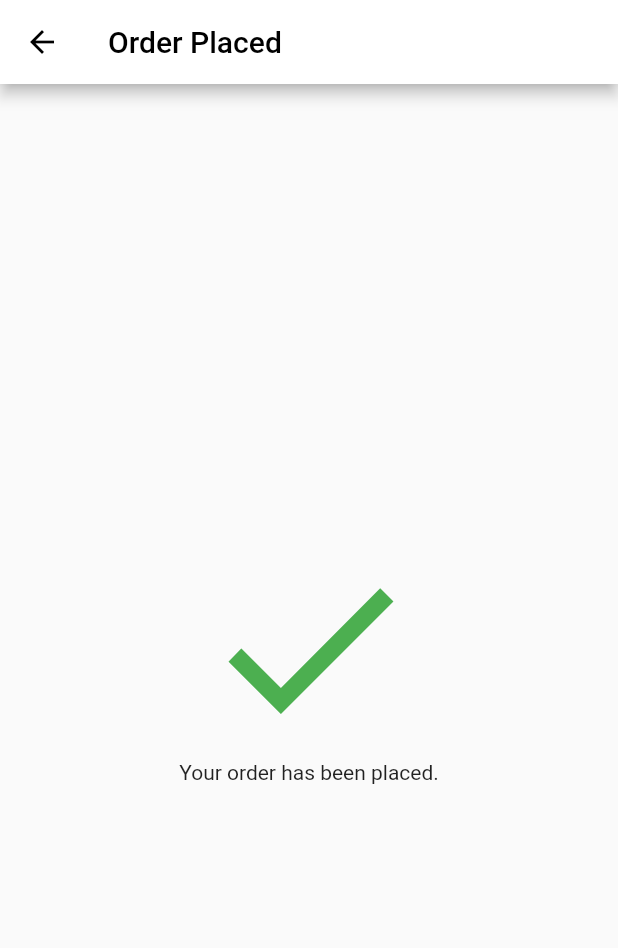
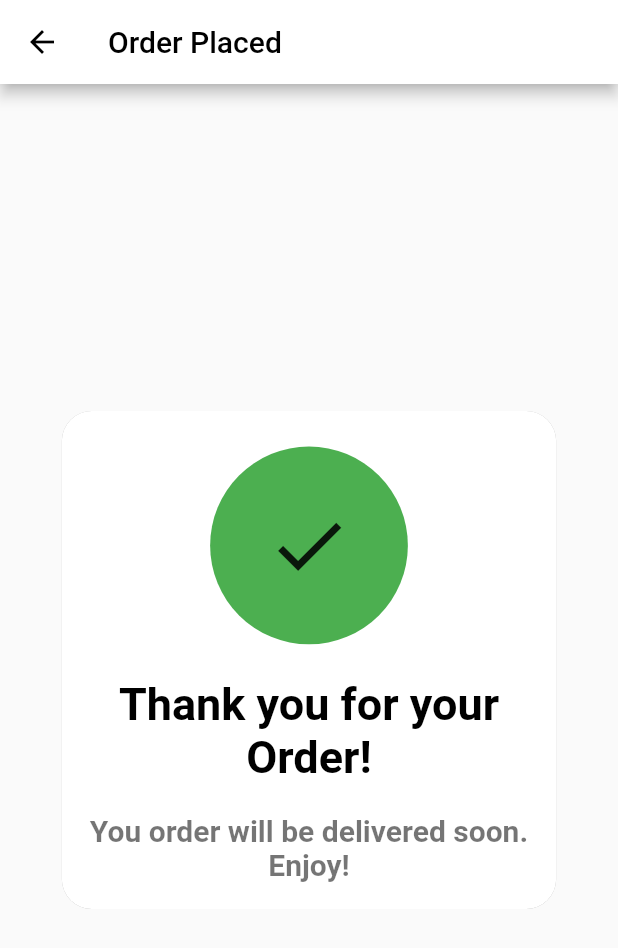
Before and after one commit to hasibulkabiremon/Ecommerce-user, a Flutter app: the OrderSuccessfulPage screen opened by its route, on a phone screen of 412 x 824 dp. Shown: the top 948 px of the screen. Run offline on Flutter 3.47's test engine with Material 2 defaults, Android fonts, the phone set to English and light mode, and no system bars; our stand-ins replace cached_network_image, cloud_firestore, connectivity_plus, firebase_auth, firebase_core, firebase_messaging and 7 more; accounts and stored records are empty.

```diff
--- a/lib/pages/order_successful_page.dart
+++ b/lib/pages/order_successful_page.dart
@@ -2,27 +2,169 @@ import 'package:flutter/material.dart';
 
 class OrderSuccessfulPage extends StatelessWidget {
   static const String routeName = '/successful';
+
   const OrderSuccessfulPage({Key? key}) : super(key: key);
 
   @override
   Widget build(BuildContext context) {
     return Scaffold(
       appBar: AppBar(
-        iconTheme: IconThemeData(color: Colors.black),
+        iconTheme: const IconThemeData(color: Colors.black),
         backgroundColor: Colors.white,
-        title: const Text('Order Placed',style: TextStyle(color: Colors.black),),
+        title: const Text(
+          'Order Placed',
+          style: TextStyle(color: Colors.black),
         ),
-      body: Center(
+      ),
+      body: const Center(
+          child: AnimatedPrompt(
+        title: 'Thank you for your Order!',
+        subtitle: 'You order will be delivered soon. Enjoy!',
+        child: Icon(Icons.check),
+      )),
+    );
+  }
+}
+
+class AnimatedPrompt extends StatefulWidget {
+  final String title;
+  final String subtitle;
+  final Widget child;
+
+  const AnimatedPrompt({
+    Key? key,
+    required this.title,
+    required this.subtitle,
+    required this.child,
+  }) : super(key: key);
+
+  @override
+  State<AnimatedPrompt> createState() => _AnimatedPromptState();
+}
+
+class _AnimatedPromptState extends State<AnimatedPrompt>
+    with SingleTickerProviderStateMixin {
+  late AnimationController _controller;
+  late Animation<double> _iconScaleAnimation;
+  late Animation<double> _containerScaleAnimation;
+  late Animation<Offset> _yAnimation;
+
+  @override
+  void initState() {
+    super.initState();
+
+    _controller = AnimationController(
+      vsync: this,
+      duration: const Duration(seconds: 1),
+    );
+
+    _yAnimation = Tween<Offset>(
+      begin: const Offset(0, 0),
+      end: const Offset(0, -0.23),
+    ).animate(CurvedAnimation(
+      parent: _controller,
+      curve: Curves.bounceInOut,
+    ));
+
+    _iconScaleAnimation = Tween<double>(
+      begin: 7,
+      end: 6,
+    ).animate(CurvedAnimation(
+      parent: _controller,
+      curve: Curves.easeInOut,
+    ));
+
+    _containerScaleAnimation = Tween<double>(
+      begin: 2.0,
+      end: 0.4,
+    ).animate(CurvedAnimation(
+      parent: _controller,
+      curve: Curves.bounceOut,
+    ));
+  }
+
+  @override
+  void dispose() {
+    _controller.dispose();
+    super.dispose();
+  }
+
+  @override
+  Widget build(BuildContext context) {
+    _controller
+      ..reset()
+      ..forward();
+    return ClipRRect(
+      borderRadius: BorderRadius.circular(20),
+      child: Container(
+        decoration: BoxDecoration(
+            color: Colors.white,
+            borderRadius: BorderRadius.circular(20),
+            boxShadow: [
+              BoxShadow(
+                  color: Colors.black.withOpacity(0.2),
+                  spreadRadius: 5,
+                  blurRadius: 7,
+                  offset: const Offset(0, 3))
+            ]),
+        child: ConstrainedBox(
+          constraints: BoxConstraints(
+            minHeight: 100,
+            minWidth: 100,
+            maxHeight: MediaQuery.of(context).size.height * 0.8,
+            maxWidth: MediaQuery.of(context).size.width * 0.8,
+          ),
+          child: Stack(
+            children: [
+              Padding(
+                padding: const EdgeInsets.all(18.0),
                 child: Column(
                   mainAxisSize: MainAxisSize.min,
                   children: [
-            const Icon(
-              Icons.done,
-              size: 150,
+                    const SizedBox(
+                      height: 160,
+                    ),
+                    Text(
+                      widget.title,
+                      textAlign: TextAlign.center,
+                      style: const TextStyle(
+                          fontSize: 30,
+                          fontWeight: FontWeight.bold,
+                          color: Colors.black),
+                    ),
+                    const SizedBox(
+                      height: 20,
+                    ),
+                    Text(
+                      widget.subtitle,
+                      textAlign: TextAlign.center,
+                      style: const TextStyle(
+                          fontSize: 20,
+                          fontWeight: FontWeight.bold,
+                          color: Colors.black54),
+                    ),
+                  ],
+                ),
+              ),
+              Positioned.fill(
+                  child: SlideTransition(
+                position: _yAnimation,
+                child: ScaleTransition(
+                  scale: _containerScaleAnimation,
+                  child: Container(
+                    decoration: const BoxDecoration(
+                      shape: BoxShape.circle,
                       color: Colors.green,
                     ),
-            const Text('Your order has been placed.')
+                    child: ScaleTransition(
+                      scale: _iconScaleAnimation,
+                      child: widget.child,
+                    ),
+                  ),
+                ),
+              ))
             ],
+          ),
         ),
       ),
     );
```
Lines whose indentation alone changed are shown as unchanged.
